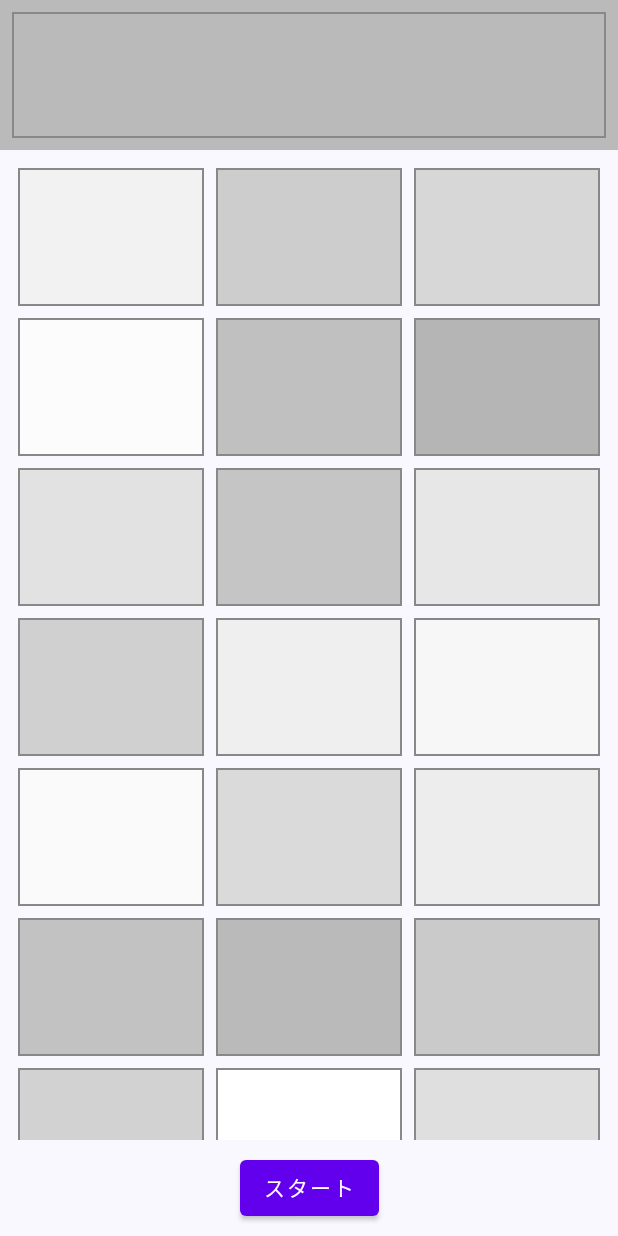
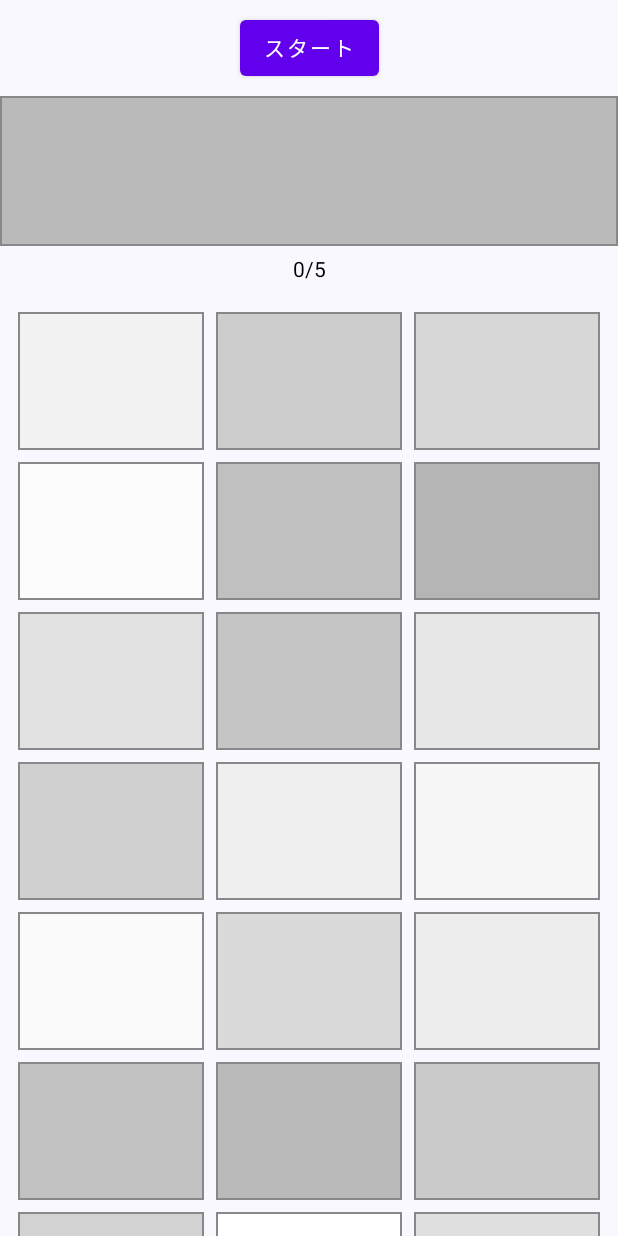
Before and after one commit to KYOHEI-jp/AhnmikaWhite, an Android app built with Jetpack Compose: the screen it shows after launch (MainActivity), after a tap on "スタート", on a phone screen of 412 x 824 dp. Run offline under Robolectric (Android 15) with nearby library versions, the phone set to English and light mode, and no system bars.

Commit message:
5回解いて終了

```diff
--- a/app/src/main/java/com/example/anmikacolors/screen/ColorScreen.kt
+++ b/app/src/main/java/com/example/anmikacolors/screen/ColorScreen.kt
@@ -1,19 +1,18 @@
 package com.example.anmikacolors.screen
-
 import androidx.compose.foundation.background
 import androidx.compose.foundation.border
+import androidx.compose.foundation.clickable
 import androidx.compose.foundation.layout.*
-import androidx.compose.foundation.lazy.items
 import androidx.compose.foundation.lazy.grid.GridCells
 import androidx.compose.foundation.lazy.grid.LazyVerticalGrid
 import androidx.compose.foundation.lazy.grid.items
+import androidx.compose.material.AlertDialog
 import androidx.compose.material.Button
 import androidx.compose.material.Text
 import androidx.compose.runtime.*
 import androidx.compose.ui.Modifier
 import androidx.compose.ui.graphics.Color
 import androidx.compose.ui.unit.dp
-import kotlin.random.Random
 
 @Composable
 fun ColorScreen() {
@@ -23,28 +22,85 @@ fun ColorScreen() {
         Color(shade, shade, shade)
     }
 
-    // 色のリストを状態として保持
     var shadesOfWhite by remember { mutableStateOf(originalShadesOfWhite) }
+    var selectedColor by remember { mutableStateOf(Color.White) }
+    var showStartButton by remember { mutableStateOf(true) }
+    var attempts by remember { mutableStateOf(0) }
+    var showAlert by remember { mutableStateOf(false) }
+    var alertMessage by remember { mutableStateOf("") }
 
-    // 選ばれた色を状態として保持
-    var selectedColor by remember { mutableStateOf(Color.White) }
+    // クイズをリセットする関数
+    fun resetQuiz() {
+        showStartButton = true
+        attempts = 0
+        shadesOfWhite = originalShadesOfWhite.shuffled() // グリッドの色をシャッフル
+        selectedColor = shadesOfWhite.random()
+    }
 
-    // 色をシャッフルする関数
-    fun shuffleColors() {
-        shadesOfWhite = originalShadesOfWhite.shuffled()
-        selectedColor = shadesOfWhite.random() // ランダムに選ばれた色を選択
+    // 色を選択する関数
+    fun selectColor(color: Color) {
+        if (attempts < 5) {
+            attempts++
+            if (color == selectedColor) {
+                alertMessage = "正解！"
+            } else {
+                alertMessage = if (attempts >= 5) "失敗！" else "不正解..."
+            }
+            showAlert = true
+            if (attempts >= 5) {
+                resetQuiz()
+            }
+        }
+    }
+
+    if (showAlert) {
+        AlertDialog(
+            onDismissRequest = { showAlert = false },
+            title = { Text("結果") },
+            text = { Text(alertMessage) },
+            confirmButton = {
+                Button(onClick = { showAlert = false }) {
+                    Text("OK")
+                }
+            }
+        )
     }
 
     Column(modifier = Modifier.fillMaxSize()) {
-        // 選ばれた色を表示するBox
+        if (showStartButton) {
+            Row(
+                modifier = Modifier
+                    .fillMaxWidth()
+                    .padding(8.dp),
+                horizontalArrangement = Arrangement.Center
+            ) {
+                Button(onClick = {
+                    showStartButton = false
+                    resetQuiz()
+                }) {
+                    Text("スタート")
+                }
+            }
+        }
+
         Box(
             modifier = Modifier
                 .fillMaxWidth()
                 .height(100.dp)
                 .background(selectedColor)
+                .border(1.dp, Color.Gray)
                 .padding(8.dp)
-                .border(1.dp, Color.Gray)
         )
+
+        // 現在の試行回数と最大試行回数を表示
+        Row(
+            modifier = Modifier
+                .fillMaxWidth()
+                .padding(8.dp),
+            horizontalArrangement = Arrangement.Center
+        ) {
+            Text("$attempts/5")
+        }
 
         LazyVerticalGrid(
             GridCells.Fixed(3),
@@ -52,36 +108,20 @@ fun ColorScreen() {
             modifier = Modifier.weight(1f)
         ) {
             items(shadesOfWhite) { color ->
-                WhiteBox(color = color)
+                WhiteBox(color = color, onClick = { selectColor(color) })
             }
-        }
-
-        // スタートボタン
-        Row(
-            modifier = Modifier
-                .fillMaxWidth()
-                .padding(8.dp),
-            horizontalArrangement = Arrangement.Center
-        ) {
-            StartButton(onClick = { shuffleColors() })
         }
     }
 }
 
 @Composable
-fun WhiteBox(color: Color) {
+fun WhiteBox(color: Color, onClick: () -> Unit) {
     Box(
         modifier = Modifier
             .size(100.dp)
             .padding(4.dp)
             .border(1.dp, Color.Gray)
             .background(color)
+            .clickable(onClick = onClick)
     )
 }
-
-@Composable
-fun StartButton(onClick: () -> Unit) {
-    Button(onClick = onClick) {
-        Text("スタート")
-    }
-}
```
